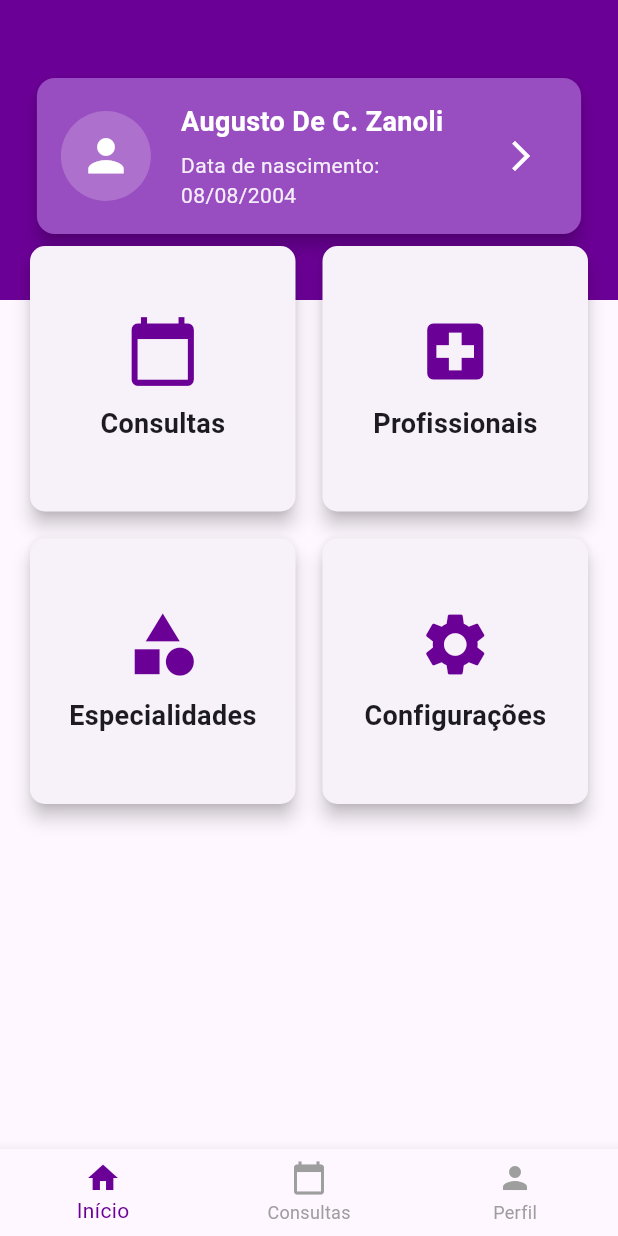
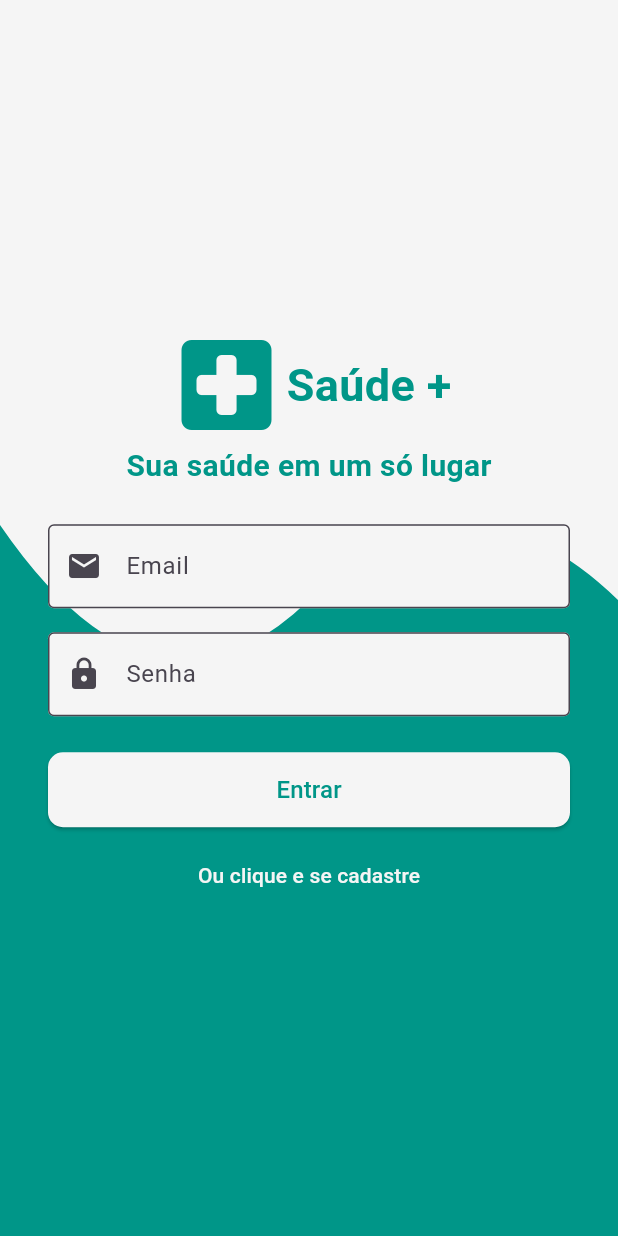
Before and after one commit to AugustoZanoli/doctors_app, a Flutter app: the screen it shows after launch, on a phone screen of 412 x 824 dp. Run offline on Flutter 3.47's test engine with Material 3 defaults, Android fonts, the phone set to English and light mode, and no system bars.

Commit message:
Alterações visuais e tela de login

```diff
--- a/doctors_app/lib/components/bottomNavigationBar.dart
+++ b/doctors_app/lib/components/bottomNavigationBar.dart
@@ -29,7 +29,7 @@ class _MainLayoutState extends State<MainLayout> {
       body: _pages[_selectedIndex],
       bottomNavigationBar: BottomNavigationBar(
         currentIndex: _selectedIndex,
-        selectedItemColor: customPurple,
+        selectedItemColor: customTeal,
         unselectedItemColor: Colors.grey,
         onTap: _onItemTapped,
         items: const [
--- a/doctors_app/lib/components/cardUser.dart
+++ b/doctors_app/lib/components/cardUser.dart
@@ -17,10 +17,10 @@ class CardUser extends StatelessWidget {
     return SizedBox(
       width: MediaQuery.of(context).size.width * 0.9,
       child: Card(
-        color: customPurple[400],
+        color: customTeal[400],
         elevation: 5,
         shape: RoundedRectangleBorder(
-          borderRadius: BorderRadius.circular(12),
+          borderRadius: BorderRadius.circular(20),
         ),
         child: Padding(
           padding: const EdgeInsets.all(16.0),
--- a/doctors_app/lib/components/grid/grid.dart
+++ b/doctors_app/lib/components/grid/grid.dart
@@ -21,7 +21,7 @@ class GridCard extends StatelessWidget {
           mainAxisAlignment: MainAxisAlignment.center,
           crossAxisAlignment: CrossAxisAlignment.center,
           children: [
-            Icon(icon, size: 50, color: customPurple),
+            Icon(icon, size: 50, color: customTeal),
             SizedBox(height: 10),
             Text(
               title,
--- a/doctors_app/lib/main.dart
+++ b/doctors_app/lib/main.dart
@@ -1,5 +1,6 @@
 import 'package:doctors_app/components/bottomNavigationBar.dart';
 import 'package:doctors_app/screens/consultas.dart';
+import 'package:doctors_app/screens/login/login.dart';
 import 'package:doctors_app/screens/novaConsulta.dart';
 import 'package:flutter/material.dart';
 
@@ -14,29 +15,30 @@ class MyApp extends StatelessWidget {
         title: 'Consulta Médica',
         debugShowCheckedModeBanner: false,
         theme: ThemeData(
-            primarySwatch: customPurple,
-            primaryColor: Colors.teal,
-            appBarTheme: AppBarTheme(color: customPurple)),
-        home: MainLayout(),
+            primarySwatch: customTeal,
+            primaryColor: customTeal,
+            appBarTheme: AppBarTheme(color: customTeal)),
+        home: LoginPage(),
         routes: {
           '/consultas': (context) => Consultas(),
           '/novaconsulta': (context) => Novaconsulta(),
+          '/home': (context) => MainLayout(),
         });
   }
 }
 
-MaterialColor customPurple = const MaterialColor(
-  0xFF6B0096,
+MaterialColor customTeal = const MaterialColor(
+  0xFF009688,
   <int, Color>{
-    50: Color(0xFFEBDCF2),
-    100: Color(0xFFD6B9E5),
-    200: Color(0xFFC093D7),
-    300: Color(0xFFAA6DC9),
-    400: Color(0xFF984DC0),
-    500: Color(0xFF6B0096), // cor base
-    600: Color(0xFF600087),
-    700: Color(0xFF550078),
-    800: Color(0xFF4A0069),
-    900: Color(0xFF38004C),
+    50: Color(0xFFE0F2F1),
+    100: Color(0xFFB2DFDB),
+    200: Color(0xFF80CBC4),
+    300: Color(0xFF4DB6AC),
+    400: Color(0xFF26A69A),
+    500: Color(0xFF009688),
+    600: Color(0xFF00897B),
+    700: Color(0xFF00796B),
+    800: Color(0xFF00695C),
+    900: Color(0xFF004D40),
   },
 );
--- /dev/null
+++ b/doctors_app/lib/screens/login/login.dart
@@ -0,0 +1,210 @@
+import 'package:flutter/material.dart';
+import 'package:doctors_app/main.dart';
+
+class LoginPage extends StatefulWidget {
+  const LoginPage({super.key});
+
+  @override
+  State<LoginPage> createState() => _LoginPageState();
+}
+
+class _LoginPageState extends State<LoginPage> {
+  final textController = TextEditingController();
+  final passwordController = TextEditingController();
+  bool isLogin = true; // 0 = Pendentes, 1 = Finalizados
+
+
+  @override
+  Widget build(BuildContext context) {
+    return Scaffold(
+      backgroundColor: customTeal,
+      body: Stack(
+        children: [
+          ClipPath(
+            clipper: WaveClipper(),
+            child: Container(
+              height: 500,
+              decoration: BoxDecoration(
+                color: Colors.grey[100],
+              ),
+            ),
+          ),
+          Center(
+            child: Padding(
+              padding: const EdgeInsets.symmetric(horizontal: 32.0),
+              child: Column(
+                mainAxisSize: MainAxisSize.min,
+                children: [
+                  Column(
+                    mainAxisAlignment: MainAxisAlignment.center,
+                    children: [
+                      Row(
+                        mainAxisAlignment: MainAxisAlignment.center,
+                        children: [
+                          Icon(Icons.local_hospital_rounded,
+                              size: 80, color: customTeal),
+                              Text('Saúde +', style: TextStyle(color: customTeal, fontSize: 30, fontWeight: FontWeight.bold),),
+                        ],
+                      ),
+                      Text('Sua saúde em um só lugar', style: TextStyle(color: customTeal, fontSize: 20, fontWeight: FontWeight.bold),),
+                    ],
+                  ),
+                  const SizedBox(height: 24),
+                  if (isLogin) Column(
+                    children: [
+                      TextField(
+                        controller: textController,
+                        decoration: InputDecoration(
+                          filled: true,
+                          fillColor: Colors.grey[100],
+                          labelText: 'Email',
+                          border: OutlineInputBorder(),
+                          prefixIcon: Icon(Icons.email),
+                        ),
+                      ),
+                      const SizedBox(height: 16),
+                      TextField(
+                        controller: passwordController,
+                        obscureText: true,
+                        decoration: InputDecoration(
+                          filled: true,
+                          fillColor: Colors.grey[100],
+                          labelText: 'Senha',
+                          border: OutlineInputBorder(),
+                          prefixIcon: Icon(Icons.lock),
+                        ),
+                      ),
+                      const SizedBox(height: 24),
+                      ElevatedButton(
+                        onPressed: () {
+                          Navigator.pushNamed(context, '/home');
+                        },
+                        style: ElevatedButton.styleFrom(
+                          backgroundColor: Colors.grey[100],
+                          minimumSize: Size(double.infinity, 50),
+                          shape: RoundedRectangleBorder(
+                            borderRadius: BorderRadius.circular(10),
+                          ),
+                        ),
+                        child: const Text(
+                          'Entrar',
+                          style: TextStyle(color: Colors.teal, fontSize: 16),
+                        ),
+                      ),
+                      SizedBox(height: 8),
+                      TextButton(
+                        onPressed: () {
+                          setState(() {
+                            isLogin = false;
+                          });
+                        },
+                        child: Text(
+                          'Ou clique e se cadastre',
+                          style: TextStyle(color: Colors.grey[100]),
+                        ),
+                      ),
+                    ],
+                  ) else Column(
+                    children: [
+                      TextField(
+                        controller: textController,
+                        decoration: InputDecoration(
+                          filled: true,
+                          fillColor: Colors.grey[100],
+                          labelText: 'Nome',
+                          border: OutlineInputBorder(),
+                          prefixIcon: Icon(Icons.person),
+                        ),
+                      ),
+                      const SizedBox(height: 16),
+                      TextField(
+                        controller: textController,
+                        obscureText: true,
+                        decoration: InputDecoration(
+                          filled: true,
+                          fillColor: Colors.grey[100],
+                          labelText: 'Email',
+                          border: OutlineInputBorder(),
+                          prefixIcon: Icon(Icons.email),
+                        ),
+                      ),
+                      const SizedBox(height: 16),
+                      TextField(
+                        controller: passwordController,
+                        obscureText: true,
+                        decoration: InputDecoration(
+                          filled: true,
+                          fillColor: Colors.grey[100],
+                          labelText: 'Senha',
+                          border: OutlineInputBorder(),
+                          prefixIcon: Icon(Icons.email),
+                        ),
+                      ),
+                      const SizedBox(height: 24),
+                      ElevatedButton(
+                        onPressed: () {
+                          Navigator.pushNamed(context, '/home');
+                        },
+                        style: ElevatedButton.styleFrom(
+                          backgroundColor: Colors.grey[100],
+                          minimumSize: Size(double.infinity, 50),
+                          shape: RoundedRectangleBorder(
+                            borderRadius: BorderRadius.circular(10),
+                          ),
+                        ),
+                        child: const Text(
+                          'Entrar',
+                          style: TextStyle(color: Colors.teal, fontSize: 16),
+                        ),
+                      ),
+                      SizedBox(height: 8),
+                      TextButton(
+                        onPressed: () {
+                          setState(() {
+                            isLogin = true;
+                          });
+                        },
+                        child: Text(
+                          'Ou clique e se cadastre',
+                          style: TextStyle(color: Colors.grey[100]),
+                        ),
+                      ),
+                    ],
+                  )],
+              ),
+            ),
+          ),
+        ],
+      ),
+    );
+  }
+}
+
+class WaveClipper extends CustomClipper<Path> {
+  @override
+  Path getClip(Size size) {
+    var path = Path();
+
+    path.lineTo(0, size.height * 0.7);
+
+    var firstControlPoint = Offset(size.width * 0.25, size.height);
+    var firstEndPoint = Offset(size.width * 0.5, size.height * 0.8);
+
+    var secondControlPoint = Offset(size.width * 0.75, size.height * 0.6);
+    var secondEndPoint = Offset(size.width, size.height * 0.8);
+
+    path.quadraticBezierTo(firstControlPoint.dx, firstControlPoint.dy,
+        firstEndPoint.dx, firstEndPoint.dy);
+
+    path.quadraticBezierTo(secondControlPoint.dx, secondControlPoint.dy,
+        secondEndPoint.dx, secondEndPoint.dy);
+
+    path.lineTo(size.width, 0);
+    path.close();
+
+    return path;
+  }
+
+  @override
+  bool shouldReclip(covariant CustomClipper<Path> oldClipper) => false;
+}
```
Also changed, not shown: doctors_app/lib/screens/consultas.dart (+108 -19 lines), doctors_app/lib/screens/home.dart (+10 -3 lines), doctors_app/lib/screens/novaConsulta.dart (+31 -14 lines).
